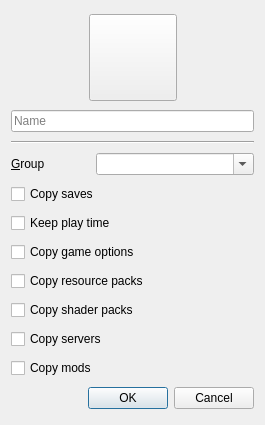
Before: the Qt Designer form launcher/ui/dialogs/CopyInstanceDialog.ui in FreesmTeam/FreesmLauncher, drawn with Qt 5.
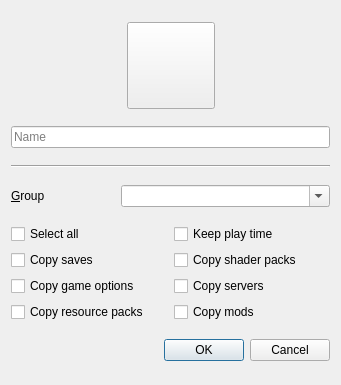
After: the same form once the commit is applied. Icons and pictures are not drawn.

Commit message: Add "Select all" checkbox + ui revamp + code cleanup

What changed in the file:
```diff
--- a/launcher/ui/dialogs/CopyInstanceDialog.ui
+++ b/launcher/ui/dialogs/CopyInstanceDialog.ui
@@ -9,8 +9,8 @@
    <rect>
     <x>0</x>
     <y>0</y>
-    <width>265</width>
-    <height>425</height>
+    <width>341</width>
+    <height>385</height>
    </rect>
   </property>
   <property name="windowTitle">
@@ -60,7 +60,7 @@
        </property>
        <property name="sizeHint" stdset="0">
         <size>
-         <width>40</width>
+         <width>60</width>
          <height>20</height>
         </size>
        </property>
@@ -83,7 +83,10 @@
     </widget>
    </item>
    <item>
-    <layout class="QGridLayout" name="gridLayout">
+    <layout class="QGridLayout" name="groupDropdownLayout">
+     <property name="verticalSpacing">
+      <number>6</number>
+     </property>
      <item row="0" column="0">
       <widget class="QLabel" name="labelVersion_3">
        <property name="text">
@@ -110,30 +113,15 @@
     </layout>
    </item>
    <item>
+    <layout class="QGridLayout" name="copyOptionsLayout">
+     <item row="3" column="0">
     <widget class="QCheckBox" name="copySavesCheckbox">
      <property name="text">
       <string>Copy saves</string>
      </property>
     </widget>
    </item>
-   <item>
-    <widget class="QCheckBox" name="keepPlaytimeCheckbox">
-     <property name="text">
-      <string>Keep play time</string>
-     </property>
-    </widget>
-   </item>
-   <item>
-    <widget class="QCheckBox" name="copyGameOptionsCheckbox">
-     <property name="toolTip">
-      <string>Copy the in-game options like FOV, max framerate, etc.</string>
-     </property>
-     <property name="text">
-      <string>Copy game options</string>
-     </property>
-    </widget>
-   </item>
-   <item>
+     <item row="6" column="0">
     <widget class="QCheckBox" name="copyResPacksCheckbox">
      <property name="enabled">
       <bool>true</bool>
@@ -143,21 +131,7 @@
      </property>
     </widget>
    </item>
-   <item>
-    <widget class="QCheckBox" name="copyShaderPacksCheckbox">
-     <property name="text">
-      <string>Copy shader packs</string>
-     </property>
-    </widget>
-   </item>
-   <item>
-    <widget class="QCheckBox" name="copyServersCheckbox">
-     <property name="text">
-      <string>Copy servers</string>
-     </property>
-    </widget>
-   </item>
-   <item>
+     <item row="6" column="1">
     <widget class="QCheckBox" name="copyModsCheckbox">
      <property name="toolTip">
       <string>Disabling this will still keep the mod loader (ex: Fabric, Quilt, etc.) but erase the mods folder and their configs.</string>
@@ -167,6 +141,46 @@
      </property>
     </widget>
    </item>
+     <item row="5" column="0">
+      <widget class="QCheckBox" name="copyGameOptionsCheckbox">
+       <property name="toolTip">
+        <string>Copy the in-game options like FOV, max framerate, etc.</string>
+       </property>
+       <property name="text">
+        <string>Copy game options</string>
+       </property>
+      </widget>
+     </item>
+     <item row="5" column="1">
+      <widget class="QCheckBox" name="copyServersCheckbox">
+       <property name="text">
+        <string>Copy servers</string>
+       </property>
+      </widget>
+     </item>
+     <item row="1" column="1">
+      <widget class="QCheckBox" name="keepPlaytimeCheckbox">
+       <property name="text">
+        <string>Keep play time</string>
+       </property>
+      </widget>
+     </item>
+     <item row="3" column="1">
+      <widget class="QCheckBox" name="copyShaderPacksCheckbox">
+       <property name="text">
+        <string>Copy shader packs</string>
+       </property>
+      </widget>
+     </item>
+     <item row="1" column="0">
+      <widget class="QCheckBox" name="selectAllCheckbox">
+       <property name="text">
+        <string>Select all</string>
+       </property>
+      </widget>
+     </item>
+    </layout>
+   </item>
    <item>
     <widget class="QDialogButtonBox" name="buttonBox">
      <property name="orientation">
```
Left out of the diff: 2 changed lines with no effect on the pictures. Lines whose indentation alone changed are shown as unchanged. The commit also changes 8 other files.
